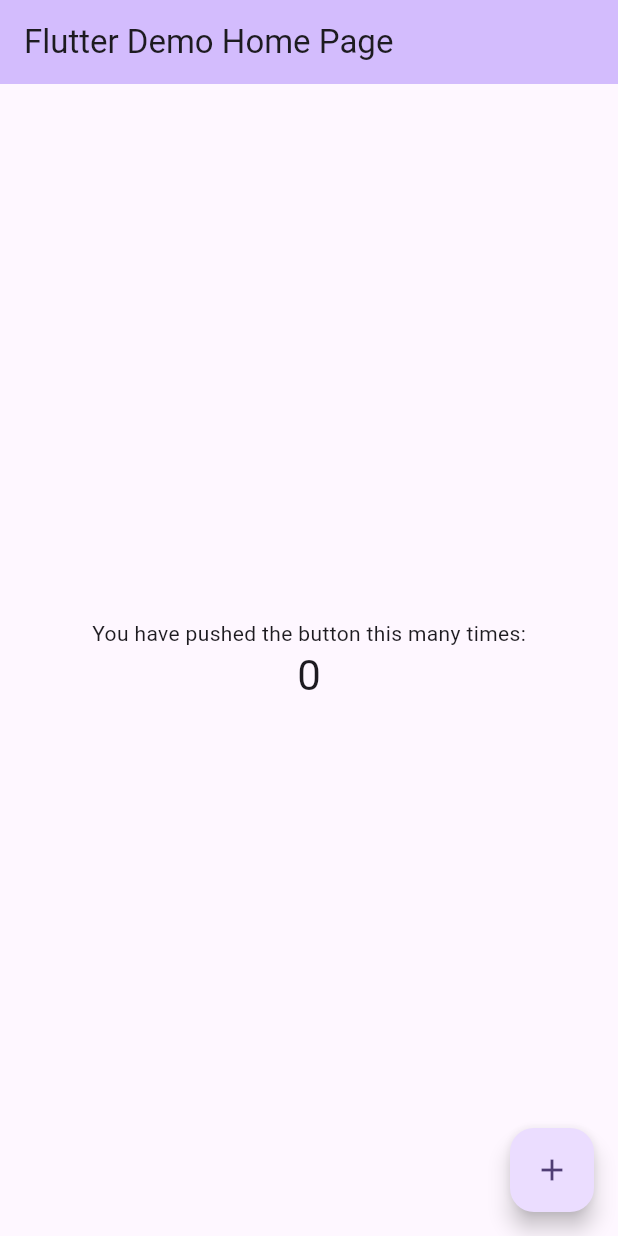
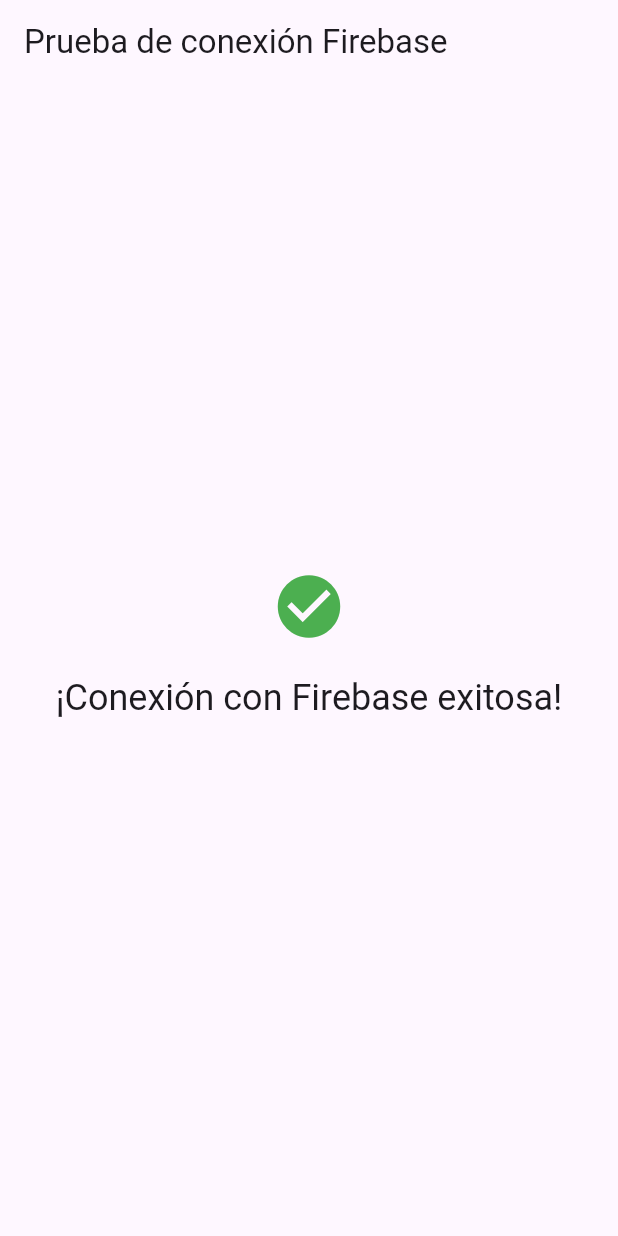
Before and after one commit to benjamon19/Software_desktop_GestsAsocia, a Flutter app: the screen it shows after launch, on a phone screen of 412 x 824 dp. Run offline on Flutter 3.47's test engine with Material 3 defaults, Android fonts, the phone set to English and light mode, and no system bars; our stand-ins replace firebase_core; accounts and stored records are empty.

Commit message:
1.1
Conexión exitosa con FireBase, test de prueba completado

```diff
--- a/lib/main.dart
+++ b/lib/main.dart
@@ -1,122 +1,127 @@
 import 'package:flutter/material.dart';
+import 'package:firebase_core/firebase_core.dart';
+import '../config/firebase_config.dart';
 
-void main() {
-  runApp(const MyApp());
+void main() async {
+  WidgetsFlutterBinding.ensureInitialized();
+  try {
+    await Firebase.initializeApp(
+      options: FirebaseConfig.webOptions,
+    );
+    runApp(const MyApp());
+  } catch (e) {
+    runApp(const FirebaseErrorApp());
+  }
 }
 
 class MyApp extends StatelessWidget {
   const MyApp({super.key});
 
-  // This widget is the root of your application.
   @override
   Widget build(BuildContext context) {
     return MaterialApp(
-      title: 'Flutter Demo',
+      title: 'Firebase Connection Test',
       theme: ThemeData(
-        // This is the theme of your application.
-        //
-        // TRY THIS: Try running your application with "flutter run". You'll see
-        // the application has a purple toolbar. Then, without quitting the app,
-        // try changing the seedColor in the colorScheme below to Colors.green
-        // and then invoke "hot reload" (save your changes or press the "hot
-        // reload" button in a Flutter-supported IDE, or press "r" if you used
-        // the command line to start the app).
-        //
-        // Notice that the counter didn't reset back to zero; the application
-        // state is not lost during the reload. To reset the state, use hot
-        // restart instead.
-        //
-        // This works for code too, not just values: Most code changes can be
-        // tested with just a hot reload.
         colorScheme: ColorScheme.fromSeed(seedColor: Colors.deepPurple),
       ),
-      home: const MyHomePage(title: 'Flutter Demo Home Page'),
+      home: const FirebaseConnectionCheck(),
     );
   }
 }
 
-class MyHomePage extends StatefulWidget {
-  const MyHomePage({super.key, required this.title});
-
-  // This widget is the home page of your application. It is stateful, meaning
-  // that it has a State object (defined below) that contains fields that affect
-  // how it looks.
-
-  // This class is the configuration for the state. It holds the values (in this
-  // case the title) provided by the parent (in this case the App widget) and
-  // used by the build method of the State. Fields in a Widget subclass are
-  // always marked "final".
-
-  final String title;
+class FirebaseErrorApp extends StatelessWidget {
+  const FirebaseErrorApp({super.key});
 
   @override
-  State<MyHomePage> createState() => _MyHomePageState();
+  Widget build(BuildContext context) {
+    return MaterialApp(
+      home: Scaffold(
+        body: Center(
+          child: Column(
+            mainAxisAlignment: MainAxisAlignment.center,
+            children: [
+              const Icon(Icons.error_outline, color: Colors.red, size: 50),
+              const SizedBox(height: 20),
+              Text(
+                'Error de conexión con Firebase',
+                style: Theme.of(context).textTheme.headlineSmall,
+              ),
+              const SizedBox(height: 10),
+              const Text('Por favor verifica tu conexión a internet y la configuración de Firebase'),
+            ],
+          ),
+        ),
+      ),
+    );
+  }
 }
 
-class _MyHomePageState extends State<MyHomePage> {
-  int _counter = 0;
+class FirebaseConnectionCheck extends StatefulWidget {
+  const FirebaseConnectionCheck({super.key});
 
-  void _incrementCounter() {
-    setState(() {
-      // This call to setState tells the Flutter framework that something has
-      // changed in this State, which causes it to rerun the build method below
-      // so that the display can reflect the updated values. If we changed
-      // _counter without calling setState(), then the build method would not be
-      // called again, and so nothing would appear to happen.
-      _counter++;
-    });
+  @override
+  State<FirebaseConnectionCheck> createState() => _FirebaseConnectionCheckState();
+}
+
+class _FirebaseConnectionCheckState extends State<FirebaseConnectionCheck> {
+  bool _isConnected = false;
+  bool _isChecking = true;
+  String _connectionMessage = 'Verificando conexión con Firebase...';
+
+  @override
+  void initState() {
+    super.initState();
+    _checkFirebaseConnection();
+  }
+
+  Future<void> _checkFirebaseConnection() async {
+    try {
+      // Intenta acceder a un servicio de Firebase para verificar la conexión
+      // Por ejemplo, podrías verificar Firestore o Auth aquí
+      _isConnected = true;
+      _connectionMessage = '¡Conexión con Firebase exitosa!';
+    } catch (e) {
+      _connectionMessage = 'Error al conectar con Firebase: ${e.toString()}';
+      _isConnected = false;
+    } finally {
+      setState(() {
+        _isChecking = false;
+      });
+    }
   }
 
   @override
   Widget build(BuildContext context) {
-    // This method is rerun every time setState is called, for instance as done
-    // by the _incrementCounter method above.
-    //
-    // The Flutter framework has been optimized to make rerunning build methods
-    // fast, so that you can just rebuild anything that needs updating rather
-    // than having to individually change instances of widgets.
     return Scaffold(
       appBar: AppBar(
-        // TRY THIS: Try changing the color here to a specific color (to
-        // Colors.amber, perhaps?) and trigger a hot reload to see the AppBar
-        // change color while the other colors stay the same.
-        backgroundColor: Theme.of(context).colorScheme.inversePrimary,
-        // Here we take the value from the MyHomePage object that was created by
-        // the App.build method, and use it to set our appbar title.
-        title: Text(widget.title),
+        title: const Text('Prueba de conexión Firebase'),
       ),
       body: Center(
-        // Center is a layout widget. It takes a single child and positions it
-        // in the middle of the parent.
         child: Column(
-          // Column is also a layout widget. It takes a list of children and
-          // arranges them vertically. By default, it sizes itself to fit its
-          // children horizontally, and tries to be as tall as its parent.
-          //
-          // Column has various properties to control how it sizes itself and
-          // how it positions its children. Here we use mainAxisAlignment to
-          // center the children vertically; the main axis here is the vertical
-          // axis because Columns are vertical (the cross axis would be
-          // horizontal).
-          //
-          // TRY THIS: Invoke "debug painting" (choose the "Toggle Debug Paint"
-          // action in the IDE, or press "p" in the console), to see the
-          // wireframe for each widget.
           mainAxisAlignment: MainAxisAlignment.center,
           children: <Widget>[
-            const Text('You have pushed the button this many times:'),
+            _isChecking
+                ? const CircularProgressIndicator()
+                : Icon(
+                    _isConnected ? Icons.check_circle : Icons.error_outline,
+                    color: _isConnected ? Colors.green : Colors.red,
+                    size: 50,
+                  ),
+            const SizedBox(height: 20),
             Text(
-              '$_counter',
-              style: Theme.of(context).textTheme.headlineMedium,
+              _connectionMessage,
+              style: Theme.of(context).textTheme.headlineSmall,
+              textAlign: TextAlign.center,
             ),
+            const SizedBox(height: 20),
+            if (!_isConnected)
+              ElevatedButton(
+                onPressed: _checkFirebaseConnection,
+                child: const Text('Reintentar conexión'),
+              ),
           ],
         ),
       ),
-      floatingActionButton: FloatingActionButton(
-        onPressed: _incrementCounter,
-        tooltip: 'Increment',
-        child: const Icon(Icons.add),
-      ), // This trailing comma makes auto-formatting nicer for build methods.
     );
   }
 }
```
Also changed, not shown: lib/config/firebase_config.dart (added, +12 -0 lines), pubspec.yaml (+28 -3 lines), pubspec.lock, 3 other files.
